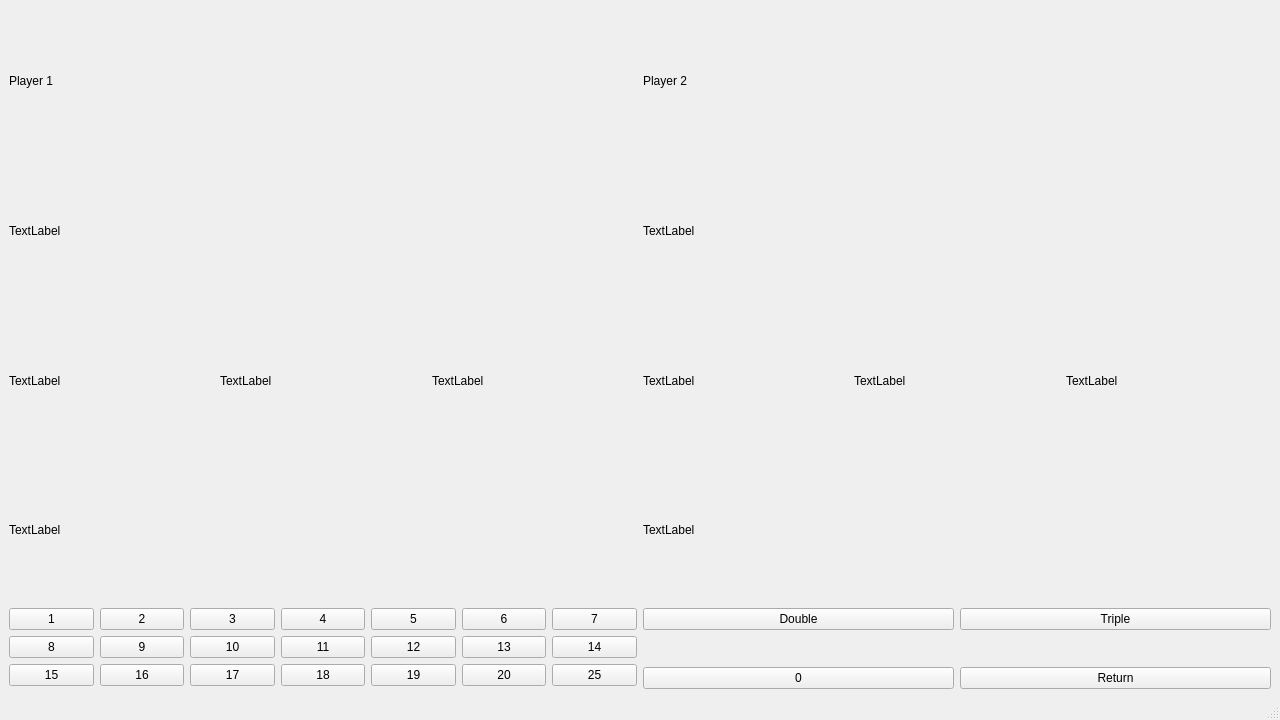
The window that darts-counter/mainwindow.ui (NoahWissler/darts-counter) describes before a commit, drawn with Qt 5.
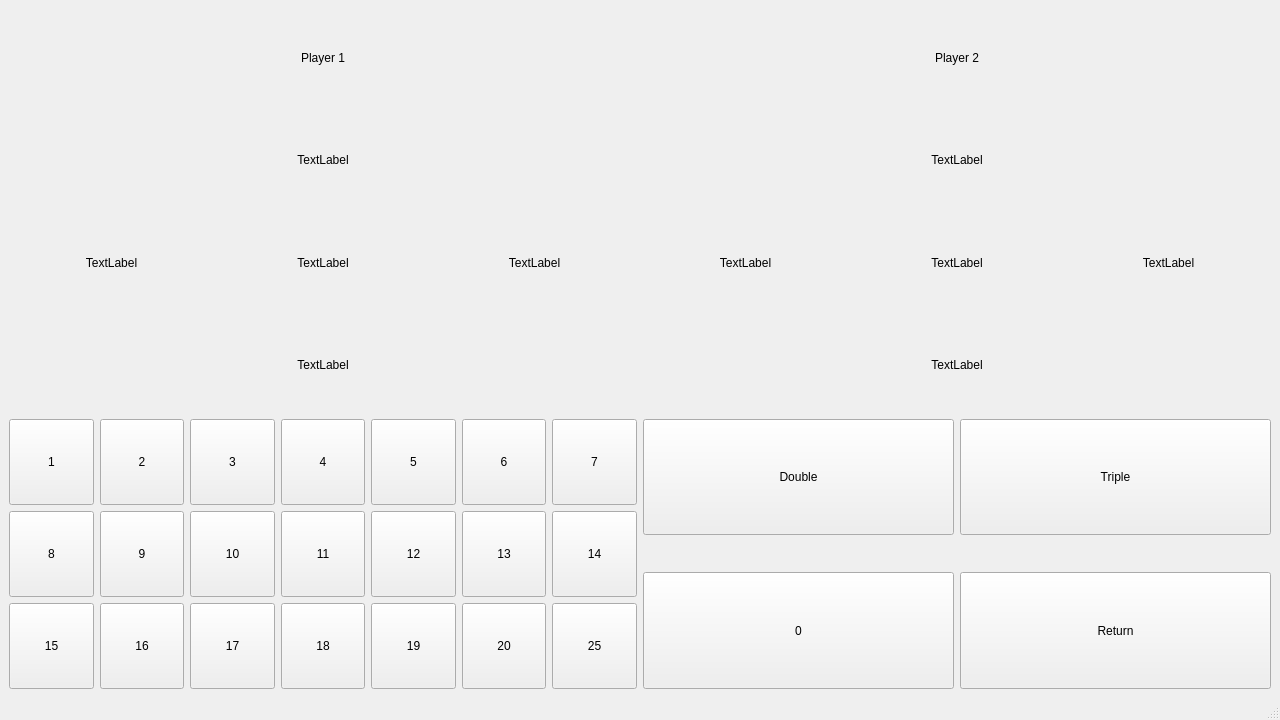
The same window after the commit.

Commit message: TCPP-009 resizing, widgets expanding fixed

Patch:
```diff
--- a/darts-counter/mainwindow.ui
+++ b/darts-counter/mainwindow.ui
@@ -14,9 +14,15 @@
    <string>MainWindow</string>
   </property>
   <widget class="QWidget" name="centralwidget">
+   <property name="sizePolicy">
+    <sizepolicy hsizetype="Expanding" vsizetype="Expanding">
+     <horstretch>0</horstretch>
+     <verstretch>0</verstretch>
+    </sizepolicy>
+   </property>
    <layout class="QVBoxLayout" name="verticalLayout_5">
     <item>
-     <layout class="QVBoxLayout" name="verticalLayout_2" stretch="0,0">
+     <layout class="QVBoxLayout" name="verticalLayout_2" stretch="3,2">
       <item>
        <layout class="QHBoxLayout" name="horizontalLayout_3">
         <item>
@@ -26,6 +32,9 @@
             <property name="text">
              <string>Player 1</string>
             </property>
+            <property name="alignment">
+             <set>Qt::AlignmentFlag::AlignCenter</set>
+            </property>
            </widget>
           </item>
           <item>
@@ -33,6 +42,9 @@
             <property name="text">
              <string>TextLabel</string>
             </property>
+            <property name="alignment">
+             <set>Qt::AlignmentFlag::AlignCenter</set>
+            </property>
            </widget>
           </item>
           <item>
@@ -42,6 +54,9 @@
               <property name="text">
                <string>TextLabel</string>
               </property>
+              <property name="alignment">
+               <set>Qt::AlignmentFlag::AlignCenter</set>
+              </property>
              </widget>
             </item>
             <item>
@@ -49,6 +64,9 @@
               <property name="text">
                <string>TextLabel</string>
               </property>
+              <property name="alignment">
+               <set>Qt::AlignmentFlag::AlignCenter</set>
+              </property>
              </widget>
             </item>
             <item>
@@ -56,6 +74,9 @@
               <property name="text">
                <string>TextLabel</string>
               </property>
+              <property name="alignment">
+               <set>Qt::AlignmentFlag::AlignCenter</set>
+              </property>
              </widget>
             </item>
            </layout>
@@ -65,6 +86,9 @@
             <property name="text">
              <string>TextLabel</string>
             </property>
+            <property name="alignment">
+             <set>Qt::AlignmentFlag::AlignCenter</set>
+            </property>
            </widget>
           </item>
          </layout>
@@ -76,6 +100,9 @@
             <property name="text">
              <string>Player 2</string>
             </property>
+            <property name="alignment">
+             <set>Qt::AlignmentFlag::AlignCenter</set>
+            </property>
            </widget>
           </item>
           <item>
@@ -83,6 +110,9 @@
             <property name="text">
              <string>TextLabel</string>
             </property>
+            <property name="alignment">
+             <set>Qt::AlignmentFlag::AlignCenter</set>
+            </property>
            </widget>
           </item>
           <item>
@@ -92,6 +122,9 @@
               <property name="text">
                <string>TextLabel</string>
               </property>
+              <property name="alignment">
+               <set>Qt::AlignmentFlag::AlignCenter</set>
+              </property>
              </widget>
             </item>
             <item>
@@ -99,6 +132,9 @@
               <property name="text">
                <string>TextLabel</string>
               </property>
+              <property name="alignment">
+               <set>Qt::AlignmentFlag::AlignCenter</set>
+              </property>
              </widget>
             </item>
             <item>
@@ -106,6 +142,9 @@
               <property name="text">
                <string>TextLabel</string>
               </property>
+              <property name="alignment">
+               <set>Qt::AlignmentFlag::AlignCenter</set>
+              </property>
              </widget>
             </item>
            </layout>
@@ -115,6 +154,9 @@
             <property name="text">
              <string>TextLabel</string>
             </property>
+            <property name="alignment">
+             <set>Qt::AlignmentFlag::AlignCenter</set>
+            </property>
            </widget>
           </item>
          </layout>
@@ -130,6 +172,12 @@
           </property>
           <item row="3" column="1">
            <widget class="QPushButton" name="threw16">
+            <property name="sizePolicy">
+             <sizepolicy hsizetype="Expanding" vsizetype="Expanding">
+              <horstretch>0</horstretch>
+              <verstretch>0</verstretch>
+             </sizepolicy>
+            </property>
             <property name="text">
              <string>16</string>
             </property>
@@ -137,6 +185,12 @@
           </item>
           <item row="2" column="5">
            <widget class="QPushButton" name="threw13">
+            <property name="sizePolicy">
+             <sizepolicy hsizetype="Expanding" vsizetype="Expanding">
+              <horstretch>0</horstretch>
+              <verstretch>0</verstretch>
+             </sizepolicy>
+            </property>
             <property name="text">
              <string>13</string>
             </property>
@@ -144,6 +198,12 @@
           </item>
           <item row="0" column="6">
            <widget class="QPushButton" name="threw7">
+            <property name="sizePolicy">
+             <sizepolicy hsizetype="Expanding" vsizetype="Expanding">
+              <horstretch>0</horstretch>
+              <verstretch>0</verstretch>
+             </sizepolicy>
+            </property>
             <property name="text">
              <string>7</string>
             </property>
@@ -151,6 +211,12 @@
           </item>
           <item row="0" column="5">
            <widget class="QPushButton" name="threw6">
+            <property name="sizePolicy">
+             <sizepolicy hsizetype="Expanding" vsizetype="Expanding">
+              <horstretch>0</horstretch>
+              <verstretch>0</verstretch>
+             </sizepolicy>
+            </property>
             <property name="text">
              <string>6</string>
             </property>
@@ -158,6 +224,12 @@
           </item>
           <item row="0" column="2">
            <widget class="QPushButton" name="threw3">
+            <property name="sizePolicy">
+             <sizepolicy hsizetype="Expanding" vsizetype="Expanding">
+              <horstretch>0</horstretch>
+              <verstretch>0</verstretch>
+             </sizepolicy>
+            </property>
             <property name="text">
              <string>3</string>
             </property>
@@ -165,6 +237,12 @@
           </item>
           <item row="2" column="0">
            <widget class="QPushButton" name="threw8">
+            <property name="sizePolicy">
+             <sizepolicy hsizetype="Expanding" vsizetype="Expanding">
+              <horstretch>0</horstretch>
+              <verstretch>0</verstretch>
+             </sizepolicy>
+            </property>
             <property name="text">
              <string>8</string>
             </property>
@@ -172,6 +250,12 @@
           </item>
           <item row="2" column="6">
            <widget class="QPushButton" name="threw14">
+            <property name="sizePolicy">
+             <sizepolicy hsizetype="Expanding" vsizetype="Expanding">
+              <horstretch>0</horstretch>
+              <verstretch>0</verstretch>
+             </sizepolicy>
+            </property>
             <property name="text">
              <string>14</string>
             </property>
@@ -179,6 +263,12 @@
           </item>
           <item row="2" column="1">
            <widget class="QPushButton" name="threw9">
+            <property name="sizePolicy">
+             <sizepolicy hsizetype="Expanding" vsizetype="Expanding">
+              <horstretch>0</horstretch>
+              <verstretch>0</verstretch>
+             </sizepolicy>
+            </property>
             <property name="text">
              <string>9</string>
             </property>
@@ -186,6 +276,12 @@
           </item>
           <item row="0" column="4">
            <widget class="QPushButton" name="threw5">
+            <property name="sizePolicy">
+             <sizepolicy hsizetype="Expanding" vsizetype="Expanding">
+              <horstretch>0</horstretch>
+              <verstretch>0</verstretch>
+             </sizepolicy>
+            </property>
             <property name="text">
              <string>5</string>
             </property>
@@ -193,6 +289,12 @@
           </item>
           <item row="2" column="3">
            <widget class="QPushButton" name="threw11">
+            <property name="sizePolicy">
+             <sizepolicy hsizetype="Expanding" vsizetype="Expanding">
+              <horstretch>0</horstretch>
+              <verstretch>0</verstretch>
+             </sizepolicy>
+            </property>
             <property name="text">
              <string>11</string>
             </property>
@@ -200,6 +302,12 @@
           </item>
           <item row="3" column="0">
            <widget class="QPushButton" name="threw15">
+            <property name="sizePolicy">
+             <sizepolicy hsizetype="Expanding" vsizetype="Expanding">
+              <horstretch>0</horstretch>
+              <verstretch>0</verstretch>
+             </sizepolicy>
+            </property>
             <property name="text">
              <string>15</string>
             </property>
@@ -207,6 +315,12 @@
           </item>
           <item row="3" column="6">
            <widget class="QPushButton" name="threw25">
+            <property name="sizePolicy">
+             <sizepolicy hsizetype="Expanding" vsizetype="Expanding">
+              <horstretch>0</horstretch>
+              <verstretch>0</verstretch>
+             </sizepolicy>
+            </property>
             <property name="text">
              <string>25</string>
             </property>
@@ -214,6 +328,12 @@
           </item>
           <item row="3" column="5">
            <widget class="QPushButton" name="threw20">
+            <property name="sizePolicy">
+             <sizepolicy hsizetype="Expanding" vsizetype="Expanding">
+              <horstretch>0</horstretch>
+              <verstretch>0</verstretch>
+             </sizepolicy>
+            </property>
             <property name="text">
              <string>20</string>
             </property>
@@ -221,6 +341,12 @@
           </item>
           <item row="0" column="1">
            <widget class="QPushButton" name="threw2">
+            <property name="sizePolicy">
+             <sizepolicy hsizetype="Expanding" vsizetype="Expanding">
+              <horstretch>0</horstretch>
+              <verstretch>0</verstretch>
+             </sizepolicy>
+            </property>
             <property name="text">
              <string>2</string>
             </property>
@@ -228,6 +354,12 @@
           </item>
           <item row="2" column="4">
            <widget class="QPushButton" name="threw12">
+            <property name="sizePolicy">
+             <sizepolicy hsizetype="Expanding" vsizetype="Expanding">
+              <horstretch>0</horstretch>
+              <verstretch>0</verstretch>
+             </sizepolicy>
+            </property>
             <property name="text">
              <string>12</string>
             </property>
@@ -235,6 +367,12 @@
           </item>
           <item row="3" column="2">
            <widget class="QPushButton" name="threw17">
+            <property name="sizePolicy">
+             <sizepolicy hsizetype="Expanding" vsizetype="Expanding">
+              <horstretch>0</horstretch>
+              <verstretch>0</verstretch>
+             </sizepolicy>
+            </property>
             <property name="text">
              <string>17</string>
             </property>
@@ -242,6 +380,12 @@
           </item>
           <item row="0" column="0">
            <widget class="QPushButton" name="threw1">
+            <property name="sizePolicy">
+             <sizepolicy hsizetype="Expanding" vsizetype="Expanding">
+              <horstretch>0</horstretch>
+              <verstretch>0</verstretch>
+             </sizepolicy>
+            </property>
             <property name="text">
              <string>1</string>
             </property>
@@ -249,6 +393,12 @@
           </item>
           <item row="2" column="2">
            <widget class="QPushButton" name="threw10">
+            <property name="sizePolicy">
+             <sizepolicy hsizetype="Expanding" vsizetype="Expanding">
+              <horstretch>0</horstretch>
+              <verstretch>0</verstretch>
+             </sizepolicy>
+            </property>
             <property name="text">
              <string>10</string>
             </property>
@@ -256,6 +406,12 @@
           </item>
           <item row="3" column="3">
            <widget class="QPushButton" name="threw18">
+            <property name="sizePolicy">
+             <sizepolicy hsizetype="Expanding" vsizetype="Expanding">
+              <horstretch>0</horstretch>
+              <verstretch>0</verstretch>
+             </sizepolicy>
+            </property>
             <property name="text">
              <string>18</string>
             </property>
@@ -263,6 +419,12 @@
           </item>
           <item row="3" column="4">
            <widget class="QPushButton" name="threw19">
+            <property name="sizePolicy">
+             <sizepolicy hsizetype="MinimumExpanding" vsizetype="MinimumExpanding">
+              <horstretch>0</horstretch>
+              <verstretch>0</verstretch>
+             </sizepolicy>
+            </property>
             <property name="text">
              <string>19</string>
             </property>
@@ -270,6 +432,12 @@
           </item>
           <item row="0" column="3">
            <widget class="QPushButton" name="threw4">
+            <property name="sizePolicy">
+             <sizepolicy hsizetype="Expanding" vsizetype="Expanding">
+              <horstretch>0</horstretch>
+              <verstretch>0</verstretch>
+             </sizepolicy>
+            </property>
             <property name="text">
              <string>4</string>
             </property>
@@ -286,6 +454,12 @@
             </property>
             <item>
              <widget class="QPushButton" name="double_2">
+              <property name="sizePolicy">
+               <sizepolicy hsizetype="Expanding" vsizetype="Expanding">
+                <horstretch>0</horstretch>
+                <verstretch>0</verstretch>
+               </sizepolicy>
+              </property>
               <property name="text">
                <string>Double</string>
               </property>
@@ -293,6 +467,12 @@
             </item>
             <item>
              <widget class="QPushButton" name="triple">
+              <property name="sizePolicy">
+               <sizepolicy hsizetype="Expanding" vsizetype="Expanding">
+                <horstretch>0</horstretch>
+                <verstretch>0</verstretch>
+               </sizepolicy>
+              </property>
               <property name="text">
                <string>Triple</string>
               </property>
@@ -307,6 +487,12 @@
             </property>
             <item>
              <widget class="QPushButton" name="threw0">
+              <property name="sizePolicy">
+               <sizepolicy hsizetype="Expanding" vsizetype="Expanding">
+                <horstretch>0</horstretch>
+                <verstretch>0</verstretch>
+               </sizepolicy>
+              </property>
               <property name="text">
                <string>0</string>
               </property>
@@ -314,6 +500,12 @@
             </item>
             <item>
              <widget class="QPushButton" name="return_2">
+              <property name="sizePolicy">
+               <sizepolicy hsizetype="Expanding" vsizetype="Expanding">
+                <horstretch>0</horstretch>
+                <verstretch>0</verstretch>
+               </sizepolicy>
+              </property>
               <property name="text">
                <string>Return</string>
               </property>
```
